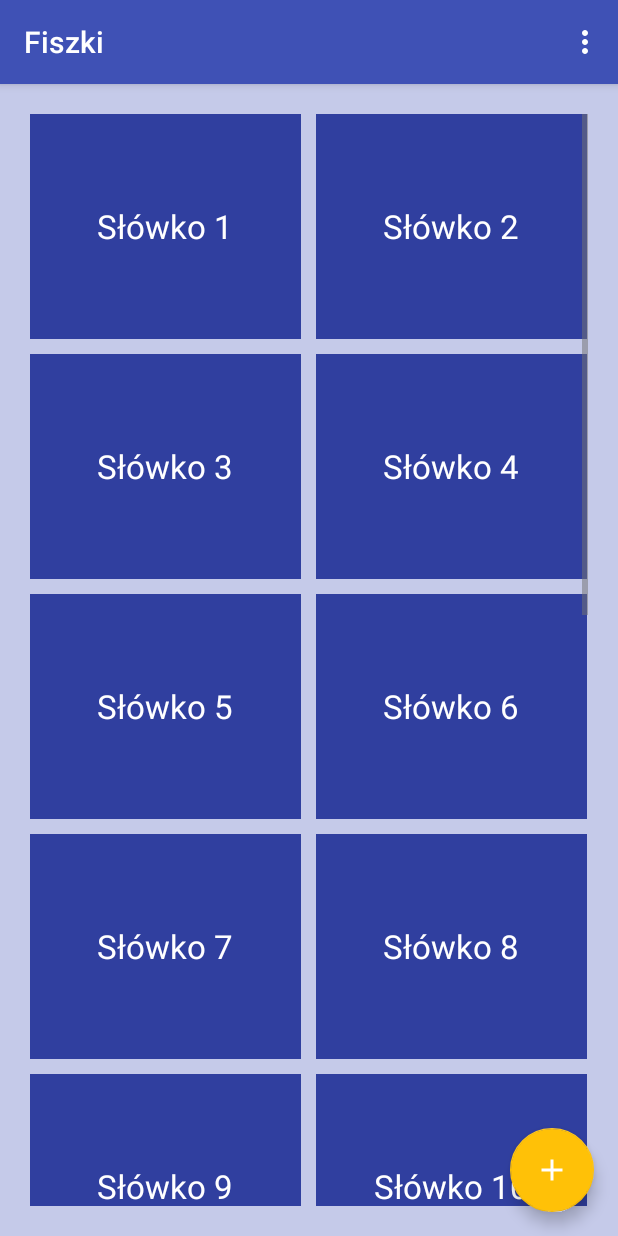
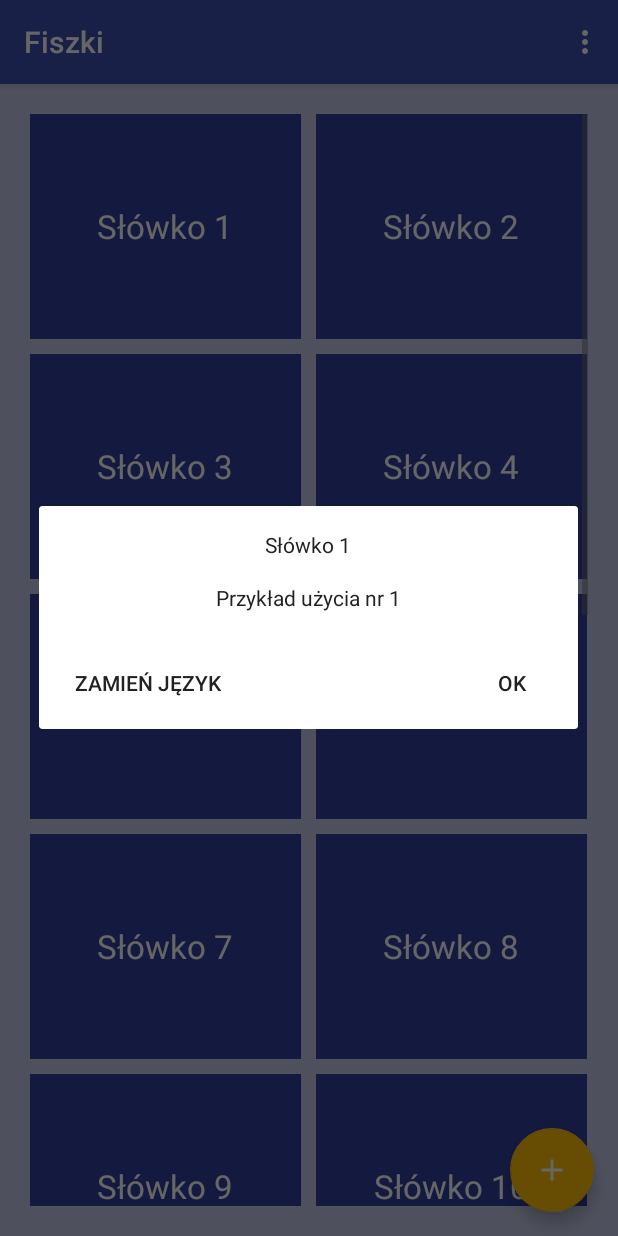
Before and after one commit to RaV137/Fiszki, an Android app: the screen it shows after launch (FlashcardsActivity), after a tap on an icon or button, on a phone screen of 412 x 824 dp. Run offline under Robolectric (Android 15) with nearby library versions, the phone set to English and light mode, and no system bars; 1 other tap on this screen came first.

Commit message:
Dodano: - (pominięto wcześniej) Dodawanie fiszek - (pominięto wcześniej) Wymieszanie fiszek - (pominięto wcześniej) Zmiana języka wszystkich fiszek - (pominięto wcześniej) Po kliknięciu zmiana języka pojedynczej fiszki - Wyświetlanie szczegółów fiszki

```diff
--- a/app/src/main/java/pl/goldy/danowski/fiszki/flashcards/AddFlashcardDialog.java
+++ b/app/src/main/java/pl/goldy/danowski/fiszki/flashcards/AddFlashcardDialog.java
@@ -25,28 +25,19 @@ public class AddFlashcardDialog extends DialogFragment {
                     public void onClick(DialogInterface dialog, int id) {
 
                     }
-                })
-                .setNegativeButton(R.string.addFlashcardCancel, new DialogInterface.OnClickListener() {
-                    public void onClick(DialogInterface dialog, int id) {
-                        AddFlashcardDialog.this.getDialog().cancel();
-                    }
                 });
         return builder.create();
     }
 
     @Override
-    public void onResume()
-    {
+    public void onResume() {
         super.onResume();
         final AlertDialog d = (AlertDialog)getDialog();
-        if(d != null)
-        {
+        if(d != null) {
             Button positiveButton = d.getButton(Dialog.BUTTON_POSITIVE);
-            positiveButton.setOnClickListener(new View.OnClickListener()
-            {
+            positiveButton.setOnClickListener(new View.OnClickListener() {
                 @Override
-                public void onClick(View v)
-                {
+                public void onClick(View v) {
                     TextView tvForeignWord = getDialog().findViewById(R.id.foreignWord);
                     TextView tvForeignUseCase = getDialog().findViewById(R.id.foreignUseCase);
                     TextView tvPolishWord = getDialog().findViewById(R.id.polishWord);
--- a/app/src/main/java/pl/goldy/danowski/fiszki/flashcards/FlashcardUtility.java
+++ b/app/src/main/java/pl/goldy/danowski/fiszki/flashcards/FlashcardUtility.java
@@ -1,13 +1,9 @@
 package pl.goldy.danowski.fiszki.flashcards;
 
-import android.content.Context;
 import android.view.View;
-import android.widget.AdapterView;
 import android.widget.ArrayAdapter;
 import android.widget.GridView;
-import android.widget.ListView;
 import android.widget.TextView;
-import android.widget.Toast;
 
 import java.util.ArrayList;
 import java.util.Collections;
@@ -62,6 +58,9 @@ class FlashcardUtility {
 
     static void changeLanguage(View headView) {
         foreignWords = !foreignWords;
+        for(Flashcard card : cards){
+            card.resetTaps();
+        }
         printCards(headView);
     }
 
@@ -93,4 +92,16 @@ class FlashcardUtility {
             return true;
         }
     }
+
+    static Flashcard getCardFromArray(int position) {
+        return cards.get(position);
+    }
+
+    static void changeLanguageDialog() {
+        // TODO
+    }
+
+    public static boolean getForeign() {
+        return foreignWords;
+    }
 }
--- a/app/src/main/java/pl/goldy/danowski/fiszki/flashcards/FlashcardsActivity.java
+++ b/app/src/main/java/pl/goldy/danowski/fiszki/flashcards/FlashcardsActivity.java
@@ -1,23 +1,20 @@
 package pl.goldy.danowski.fiszki.flashcards;
 
-import android.annotation.SuppressLint;
-import android.app.Dialog;
 import android.app.DialogFragment;
-import android.content.DialogInterface;
 import android.content.res.Configuration;
 import android.support.design.widget.FloatingActionButton;
 import android.support.v7.app.AppCompatActivity;
 import android.os.Bundle;
-import android.view.LayoutInflater;
 import android.view.Menu;
 import android.view.MenuInflater;
 import android.view.MenuItem;
 import android.view.View;
 import android.widget.AdapterView;
-import android.widget.ArrayAdapter;
 import android.widget.GridView;
 import android.widget.TextView;
 import android.widget.Toast;
+
+import org.w3c.dom.Text;
 
 import pl.goldy.danowski.fiszki.R;
 
@@ -55,7 +52,10 @@ public class FlashcardsActivity extends AppCompatActivity {
     private void flashcardClicked(int position, View view) {
         if(FlashcardUtility.flashcardClicked(position, view)) {
             Toast.makeText(this, "Show details about: " + position, Toast.LENGTH_SHORT).show();
-            // TODO
+
+            ShowCardDialog dialog = new ShowCardDialog();
+            dialog.setPosition(position);
+            dialog.show(getFragmentManager(), "ShowCardDialog");
         }
     }
 
--- /dev/null
+++ b/app/src/main/java/pl/goldy/danowski/fiszki/flashcards/ShowCardDialog.java
@@ -0,0 +1,83 @@
+package pl.goldy.danowski.fiszki.flashcards;
+
+import android.app.AlertDialog;
+import android.app.Dialog;
+import android.app.DialogFragment;
+import android.app.FragmentManager;
+import android.content.DialogInterface;
+import android.os.Bundle;
+import android.view.LayoutInflater;
+import android.view.View;
+import android.widget.Button;
+import android.widget.TextView;
+
+import pl.goldy.danowski.fiszki.R;
+
+public class ShowCardDialog extends DialogFragment {
+
+    private int position;
+    private boolean foreign;
+    private Flashcard card;
+    private View mainView;
+
+    public void setPosition(int position) {
+        this.position = position;
+    }
+
+    @Override
+    public Dialog onCreateDialog(Bundle savedInstanceState) {
+        AlertDialog.Builder builder = new AlertDialog.Builder(getActivity());
+        LayoutInflater inflater = getActivity().getLayoutInflater();
+
+        mainView = inflater.inflate(R.layout.flashcard_details, null);
+        builder.setView(mainView);
+        card = FlashcardUtility.getCardFromArray(position);
+        foreign = FlashcardUtility.getForeign();
+
+        printData();
+
+        builder.setPositiveButton(R.string.ok, new DialogInterface.OnClickListener() {
+                    @Override
+                    public void onClick(DialogInterface dialog, int id) { }
+                })
+                .setNeutralButton(R.string.changeLanguage, new DialogInterface.OnClickListener() {
+                    @Override
+                    public void onClick(DialogInterface dialog, int which) { }
+                });
+        return builder.create();
+    }
+
+   private void printData() {
+       TextView tvWord = mainView.findViewById(R.id.word);
+       TextView tvUseCase = mainView.findViewById(R.id.useCase);
+
+       if(foreign) {
+           tvWord.setText(card.getForeign());
+           tvUseCase.setText(card.getForeignUseCase());
+       } else {
+           tvWord.setText(card.getPolish());
+           tvUseCase.setText(card.getPolishUseCase());
+       }
+   }
+
+    @Override
+    public void show(FragmentManager manager, String tag) {
+        super.show(manager, tag);
+    }
+
+    @Override
+    public void onResume() {
+        super.onResume();
+        final AlertDialog d = (AlertDialog) getDialog();
+        if (d != null) {
+            Button button = d.getButton(Dialog.BUTTON_NEUTRAL);
+            button.setOnClickListener(new View.OnClickListener() {
+                @Override
+                public void onClick(View v) {
+                    foreign = !foreign;
+                    printData();
+                }
+            });
+        }
+    }
+}
--- a/app/src/main/res/layout/add_flashcard_dialog.xml
+++ b/app/src/main/res/layout/add_flashcard_dialog.xml
@@ -8,7 +8,8 @@
         android:inputType="textNoSuggestions"
         android:layout_width="match_parent"
         android:layout_height="wrap_content"
-        android:layout_marginHorizontal="16dp"
+        android:layout_marginLeft="16dp"
+        android:layout_marginRight="16dp"
         android:layout_marginTop="16dp"
         android:fontFamily="sans-serif"
         android:hint="@string/foreign_word" />
@@ -17,7 +18,8 @@
         android:inputType="textNoSuggestions"
         android:layout_width="match_parent"
         android:layout_height="wrap_content"
-        android:layout_marginHorizontal="16dp"
+        android:layout_marginLeft="16dp"
+        android:layout_marginRight="16dp"
         android:layout_marginTop="16dp"
         android:fontFamily="sans-serif"
         android:hint="@string/foreign_use_case"/>
@@ -26,7 +28,8 @@
         android:inputType="textNoSuggestions"
         android:layout_width="match_parent"
         android:layout_height="wrap_content"
-        android:layout_marginHorizontal="16dp"
+        android:layout_marginLeft="16dp"
+        android:layout_marginRight="16dp"
         android:layout_marginTop="16dp"
         android:fontFamily="sans-serif"
         android:hint="@string/polish_word" />
--- /dev/null
+++ b/app/src/main/res/layout/flashcard_details.xml
@@ -0,0 +1,26 @@
+<?xml version="1.0" encoding="utf-8"?>
+<LinearLayout
+    xmlns:android="http://schemas.android.com/apk/res/android"
+    android:layout_width="wrap_content"
+    android:layout_height="wrap_content"
+    android:id="@+id/flashcard_details_dialog_layout"
+    android:orientation="vertical">
+
+    <TextView
+        android:layout_width="match_parent"
+        android:layout_height="wrap_content"
+        android:layout_marginLeft="16dp"
+        android:layout_marginRight="16dp"
+        android:layout_marginTop="16dp"
+        android:fontFamily="sans-serif"
+        android:id="@+id/word"
+        android:gravity="center"/>
+
+    <TextView
+        android:layout_width="match_parent"
+        android:layout_height="wrap_content"
+        android:layout_margin="16dp"
+        android:fontFamily="sans-serif"
+        android:id="@+id/useCase"
+        android:gravity="center"/>
+</LinearLayout>
--- a/app/src/main/res/values/strings.xml
+++ b/app/src/main/res/values/strings.xml
@@ -10,4 +10,6 @@
     <string name="addFlashcardCancel">Anuluj</string>
     <string name="shuffle">Wymieszaj</string>
     <string name="changeLanguage">Zamień język</string>
+
+    <string name="ok">OK</string>
 </resources>
```
